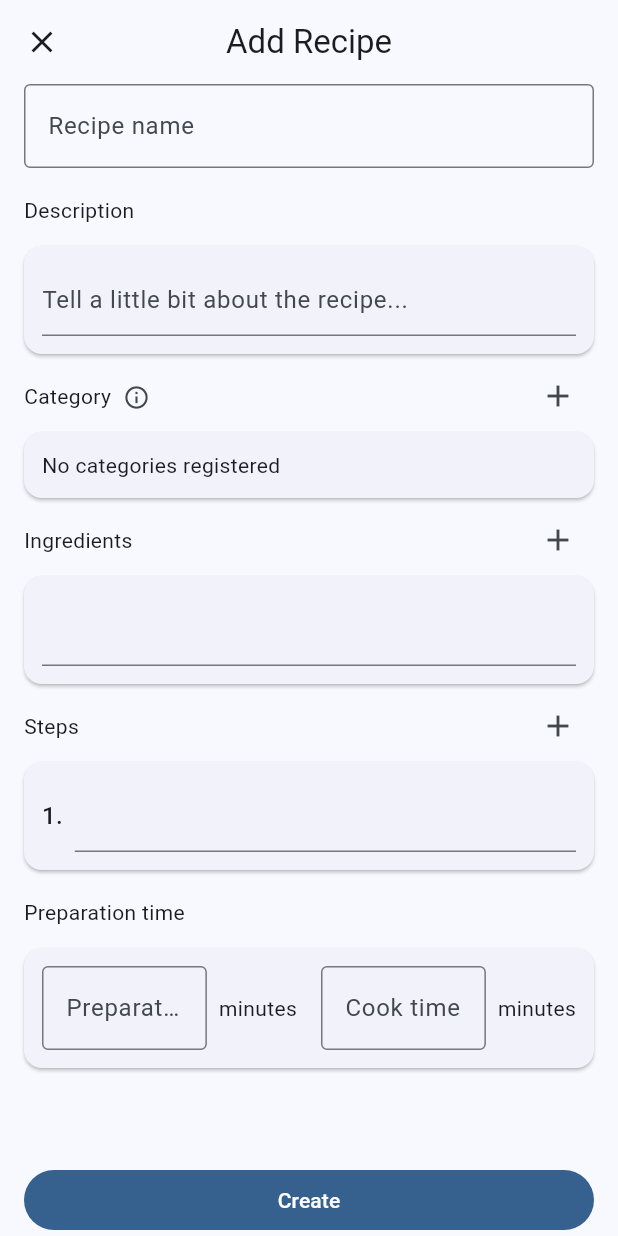
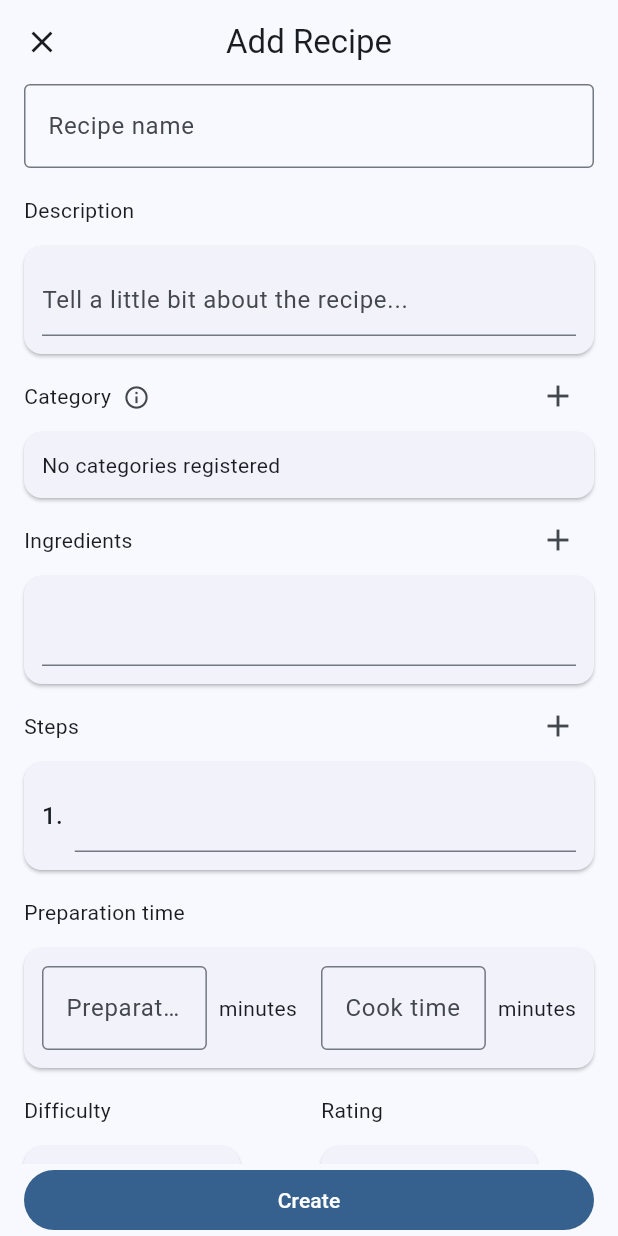
Before and after one commit to otavioassis-git/recipe_it, a Flutter app: the screen it shows after launch, after a tap on the "add" icon, on a phone screen of 412 x 824 dp. Run offline on Flutter 3.47's test engine with Material 3 defaults, Android fonts, the phone set to English and light mode, and no system bars; our stand-ins replace flutter_rating_bar, shared_preferences, sqflite; accounts and stored records are empty.

Commit message:
feat: implementing recipe scoring section

```diff
--- a/lib/l10n/app_en.arb
+++ b/lib/l10n/app_en.arb
@@ -154,8 +154,16 @@
   "@favorite_empty": {
     "description": "Favorite empty message"
   },
-  "min": "minutes",
-  "@min": {
+  "minutes": "minutes",
+  "@minutes": {
     "description": "Minute label"
+  },
+  "difficulty": "Difficulty",
+  "@difficulty": {
+    "description": "Difficulty label"
+  },
+  "rating": "Rating",
+  "@rating": {
+    "description": "Rating label"
   }
 }
--- a/lib/l10n/app_localizations.dart
+++ b/lib/l10n/app_localizations.dart
@@ -306,7 +306,19 @@ abstract class AppLocalizations {
   ///
   /// In en, this message translates to:
   /// **'minutes'**
-  String get min;
+  String get minutes;
+
+  /// Difficulty label
+  ///
+  /// In en, this message translates to:
+  /// **'Difficulty'**
+  String get difficulty;
+
+  /// Rating label
+  ///
+  /// In en, this message translates to:
+  /// **'Rating'**
+  String get rating;
 }
 
 class _AppLocalizationsDelegate
--- a/lib/l10n/app_localizations_en.dart
+++ b/lib/l10n/app_localizations_en.dart
@@ -119,5 +119,11 @@ class AppLocalizationsEn extends AppLocalizations {
   String get favorite_empty => 'No favorites recipes';
 
   @override
-  String get min => 'minutes';
+  String get minutes => 'minutes';
+
+  @override
+  String get difficulty => 'Difficulty';
+
+  @override
+  String get rating => 'Rating';
 }
--- a/lib/l10n/app_localizations_pt.dart
+++ b/lib/l10n/app_localizations_pt.dart
@@ -119,5 +119,11 @@ class AppLocalizationsPt extends AppLocalizations {
   String get favorite_empty => 'Nenhuma receita favorita';
 
   @override
-  String get min => 'minutos';
+  String get minutes => 'minutos';
+
+  @override
+  String get difficulty => 'Dificuldade';
+
+  @override
+  String get rating => 'Avaliação';
 }
--- a/lib/l10n/app_pt.arb
+++ b/lib/l10n/app_pt.arb
@@ -46,5 +46,7 @@
   "description_placeholder": "Fale um pouco sobre a receita...",
   "recipe_empty": "Nenhuma receita cadatrada",
   "favorite_empty": "Nenhuma receita favorita",
-  "min": "minutos"
+  "minutes": "minutos",
+  "difficulty": "Dificuldade",
+  "rating": "Avaliação"
 }
--- a/lib/models/recipe_model.dart
+++ b/lib/models/recipe_model.dart
@@ -5,11 +5,11 @@ class Recipe {
   final String? image;
   final String ingredients;
   final String steps;
-  final int? prepTime;
-  final int? cookTime;
-  final int? totalTime;
-  final String? difficulty;
-  final int? rating;
+  final int prepTime;
+  final int cookTime;
+  final int totalTime;
+  final double difficulty;
+  final double rating;
   bool? isFavorite;
   final int? categoryId;
 
@@ -20,11 +20,11 @@ class Recipe {
     this.image,
     required this.ingredients,
     required this.steps,
-    this.prepTime,
-    this.cookTime,
-    this.totalTime,
-    this.difficulty,
-    this.rating,
+    required this.prepTime,
+    required this.cookTime,
+    required this.totalTime,
+    required this.difficulty,
+    required this.rating,
     this.isFavorite,
     this.categoryId,
   });
@@ -58,8 +58,8 @@ class Recipe {
       prepTime: map['prepTime'],
       cookTime: map['cookTime'],
       totalTime: map['totalTime'],
-      difficulty: map['difficulty'],
-      rating: map['rating'],
+      difficulty: map['difficulty'].toDouble(),
+      rating: map['rating'].toDouble(),
       isFavorite: map['isFavorite'] == 1,
       categoryId: map['categoryId'],
     );
--- a/lib/pages/add_recipe/add_recipe.dart
+++ b/lib/pages/add_recipe/add_recipe.dart
@@ -4,6 +4,7 @@ import 'package:recipe_it/l10n/app_localizations.dart';
 import 'package:recipe_it/models/recipe_model.dart';
 import 'package:recipe_it/pages/add_recipe/widgets/category_section.dart';
 import 'package:recipe_it/pages/add_recipe/widgets/description_section.dart';
+import 'package:recipe_it/pages/add_recipe/widgets/rating_section.dart';
 import 'package:recipe_it/pages/add_recipe/widgets/ingredients_section.dart';
 import 'package:recipe_it/pages/add_recipe/widgets/name_section.dart';
 import 'package:recipe_it/pages/add_recipe/widgets/prep_time_section.dart';
@@ -26,6 +27,7 @@ class _AddRecipeState extends State<AddRecipe> {
   final TextEditingController prepTimeController = TextEditingController();
   final TextEditingController cookTimeController = TextEditingController();
   final List<int?> categoryIds = [];
+  final List<double> rating = <double>[];
 
   @override
   void initState() {
@@ -44,6 +46,8 @@ class _AddRecipeState extends State<AddRecipe> {
     descriptionController = TextEditingController();
     ingredientsControllers.add(TextEditingController());
     stepsControllers.add(TextEditingController());
+    rating.add(0);
+    rating.add(0);
   }
 
   void _disposeControllers() {
@@ -76,6 +80,8 @@ class _AddRecipeState extends State<AddRecipe> {
           .toList();
       final prepTime = int.tryParse(prepTimeController.text);
       final cookTime = int.tryParse(cookTimeController.text);
+      final difficulty = rating[0];
+      final score = rating[1];
 
       if (name.isEmpty) {
         ScaffoldMessenger.of(context).showSnackBar(
@@ -186,8 +192,11 @@ class _AddRecipeState extends State<AddRecipe> {
           ingredients: ingredients.join(';'),
           steps: steps.join(';'),
           categoryId: categoryIds.isNotEmpty ? categoryIds[0] : null,
-          prepTime: prepTime,
-          cookTime: cookTime,
+          prepTime: prepTime!,
+          cookTime: cookTime!,
+          totalTime: prepTime + cookTime,
+          difficulty: difficulty,
+          rating: score,
         ),
       );
 
@@ -227,6 +236,7 @@ class _AddRecipeState extends State<AddRecipe> {
                   prepTimeController: prepTimeController,
                   cookTimeController: cookTimeController,
                 ),
+                RatingSection(difficulty: rating),
                 SizedBox(height: 16),
               ],
             ),
--- a/lib/pages/add_recipe/widgets/prep_time_section.dart
+++ b/lib/pages/add_recipe/widgets/prep_time_section.dart
@@ -41,7 +41,7 @@ class _PrepTimeSectionState extends State<PrepTimeSection> {
                   ),
                 ),
                 const SizedBox(width: 8),
-                Text(text.min),
+                Text(text.minutes),
                 const SizedBox(width: 16),
                 Expanded(
                   child: TextFormField(
@@ -54,7 +54,7 @@ class _PrepTimeSectionState extends State<PrepTimeSection> {
                   ),
                 ),
                 const SizedBox(width: 8),
-                Text(text.min),
+                Text(text.minutes),
               ],
             ),
           ),
--- /dev/null
+++ b/lib/pages/add_recipe/widgets/rating_section.dart
@@ -0,0 +1,65 @@
+import 'package:flutter/material.dart';
+import 'package:flutter_rating_bar/flutter_rating_bar.dart';
+import 'package:recipe_it/l10n/app_localizations.dart';
+
+class RatingSection extends StatefulWidget {
+  const RatingSection({super.key, required this.difficulty});
+
+  final List<double> difficulty;
+
+  @override
+  State<RatingSection> createState() => _RatingSectionState();
+}
+
+class _RatingSectionState extends State<RatingSection> {
+  @override
+  Widget build(BuildContext context) {
+    final text = AppLocalizations.of(context)!;
+
+    return Row(
+      spacing: 16,
+      children: [
+        Expanded(
+          child: Column(
+            crossAxisAlignment: CrossAxisAlignment.start,
+            children: [
+              Row(children: [Text(text.difficulty), SizedBox(height: 48)]),
+              Card(
+                margin: const EdgeInsets.all(0),
+                child: Padding(
+                  padding: EdgeInsets.all(12.0),
+                  child: RatingBar.builder(
+                    itemBuilder: (context, index) => Icon(Icons.star),
+                    onRatingUpdate: (value) => setState(() {
+                      widget.difficulty[0] = value;
+                    }),
+                  ),
+                ),
+              ),
+            ],
+          ),
+        ),
+        Expanded(
+          child: Column(
+            crossAxisAlignment: CrossAxisAlignment.start,
+            children: [
+              Row(children: [Text(text.rating), SizedBox(height: 48)]),
+              Card(
+                margin: const EdgeInsets.all(0),
+                child: Padding(
+                  padding: EdgeInsets.all(12.0),
+                  child: RatingBar.builder(
+                    itemBuilder: (context, index) => Icon(Icons.star),
+                    onRatingUpdate: (value) => setState(() {
+                      widget.difficulty[1] = value;
+                    }),
+                  ),
+                ),
+              ),
+            ],
+          ),
+        ),
+      ],
+    );
+  }
+}
--- a/lib/services/database_service.dart
+++ b/lib/services/database_service.dart
@@ -56,12 +56,12 @@ class DatabaseService {
             $_recipesImage TEXT,
             $_recipesIngredients TEXT NOT NULL,
             $_recipesSteps TEXT NOT NULL,
-            $_recipesPrepTime INTEGER,
-            $_recipesCookTime INTEGER,
-            $_recipesTotalTime INTEGER,
-            $_recipesDifficulty TEXT,
-            $_recipesRating INTEGER,
-            $_recipesIsFavorite INTEGER,
+            $_recipesPrepTime INTEGER NOT NULL,
+            $_recipesCookTime INTEGER NOT NULL,
+            $_recipesTotalTime INTEGER NOT NULL,
+            $_recipesDifficulty INTEGER NOT NULL,
+            $_recipesRating INTEGER NOT NULL,
+            $_recipesIsFavorite INTEGER NOT NULL,
             $_recipesCategoryId INTEGER,
             FOREIGN KEY($_recipesCategoryId) REFERENCES $_categoriesTable($_categoriesId)
               ON DELETE NO ACTION ON UPDATE NO ACTION
--- a/pubspec.yaml
+++ b/pubspec.yaml
@@ -41,6 +41,7 @@ dependencies:
   intl: any
   sqflite: ^2.4.2
   path: ^1.9.1
+  flutter_rating_bar: ^4.0.1
 
 dev_dependencies:
   flutter_test:
```
Also changed, not shown: pubspec.lock.
